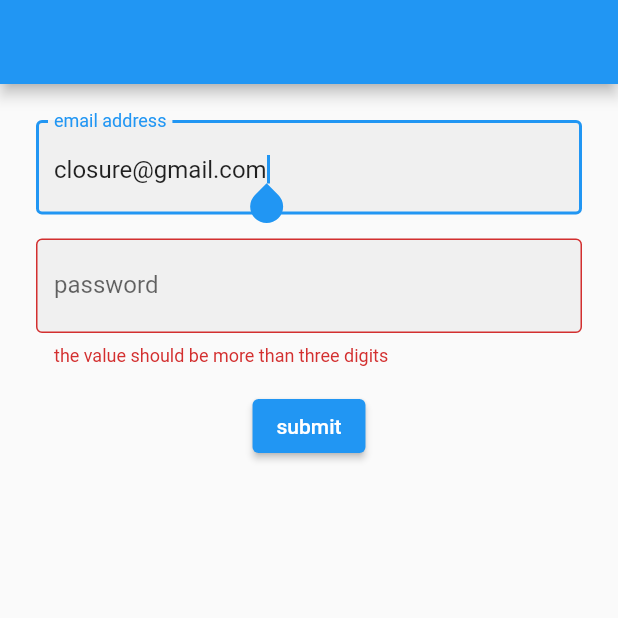
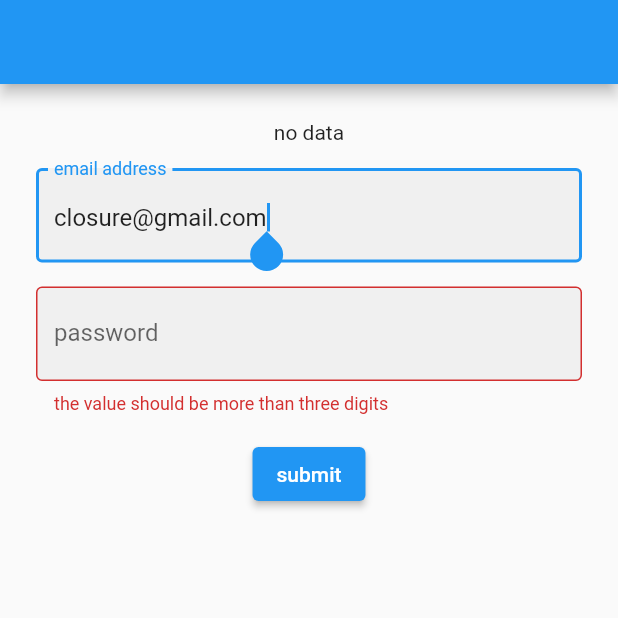
Before and after one commit to The-Closure/flutter_course_autumn_2021, a Flutter app: the screen it shows after launch, after a tap on "submit", on a phone screen of 412 x 824 dp, the top half of it. Run offline on Flutter 3.47's test engine with Material 2 defaults, Android fonts, the phone set to English and light mode, and no system bars; our stand-ins replace get.

Commit message:
init point

```diff
--- a/lib/first_page.dart
+++ b/lib/first_page.dart
@@ -1,11 +1,22 @@
 import 'package:flutter/material.dart';
 import 'package:flutter/services.dart';
 import 'package:flutter_course_autumn_2021/second_page.dart';
+import 'package:get/get.dart';
 
-class FirstPage extends StatelessWidget {
+class FirstPage extends StatefulWidget {
   FirstPage({Key key}) : super(key: key);
+
+  @override
+  _FirstPageState createState() => _FirstPageState();
+}
+
+class _FirstPageState extends State<FirstPage> {
+  Map map = Map();
+
   TextEditingController emailController = TextEditingController();
+
   TextEditingController passwordController = TextEditingController();
+
   GlobalKey<FormState> formKey = GlobalKey();
 
   @override
@@ -20,6 +31,10 @@ class FirstPage extends StatelessWidget {
           key: formKey,
           child: Column(
             children: [
+              Padding(
+                padding: EdgeInsets.all(8),
+                child: Text(map['returnedData'] ?? 'no data'),
+              ),
               Padding(
                 padding: const EdgeInsets.all(8.0),
                 child: TextFormField(
@@ -73,23 +88,18 @@ class FirstPage extends StatelessWidget {
                 padding: const EdgeInsets.all(8.0),
                 child: ElevatedButton(
                   onPressed: () {
+
                     if (formKey.currentState.validate()) {
-                        Navigator.of(context).push(
-                          MaterialPageRoute(
-                            builder: (_) => SecondPage(
-                              email: emailController.text,
-                              password: passwordController.text,
-                            ),
-                            settings: RouteSettings(
-                              name: 'userInfo',
-                              arguments: {
-                                'email': emailController.text,
-                                'password': passwordController.text
-                              },
-                            ),
-                          ),
-                        );
-                      } else {
+                      // Navigator.of(context)
+                      //     .pushNamed('/second_page', arguments: {
+                      //   'email': emailController.text,
+                      //   'password': passwordController.text,
+                      // }).then((value) {
+                      //   setState(() {
+                      //     map = value;
+                      //   });
+                      // });
+                      // Get.toNamed('/second_page');
                       print('invalid values');
                     }
                   },
@@ -99,7 +109,8 @@ class FirstPage extends StatelessWidget {
                 ),
               ),
             ],
-            )),
+          ),
+        ),
       ),
     );
   }
--- a/lib/main.dart
+++ b/lib/main.dart
@@ -1,6 +1,7 @@
 import 'package:flutter/cupertino.dart';
 import 'package:flutter/material.dart';
 import 'package:flutter_course_autumn_2021/first_page.dart';
+import 'package:flutter_course_autumn_2021/second_page.dart';
 
 main() {
   runApp(MyApp());
@@ -13,6 +14,10 @@ class MyApp extends StatelessWidget {
   Widget build(BuildContext context) {
     return MaterialApp(
       home: FirstPage(),
+      routes: {
+        '/first_page': (context) => FirstPage(),
+        '/second_page': (context) => SecondPage()
+      },
     );
   }
 }
--- a/pubspec.yaml
+++ b/pubspec.yaml
@@ -20,9 +20,11 @@ version: 1.0.0+1
 environment:
   sdk: ">=2.7.0 <3.0.0"
 
+
 dependencies:
   flutter:
     sdk: flutter
+  get:
 
 
   # The following adds the Cupertino Icons font to your application.
```
Also changed, not shown: lib/second_page.dart (+13 -4 lines), pubspec.lock. Lines whose indentation alone changed are shown as unchanged.
